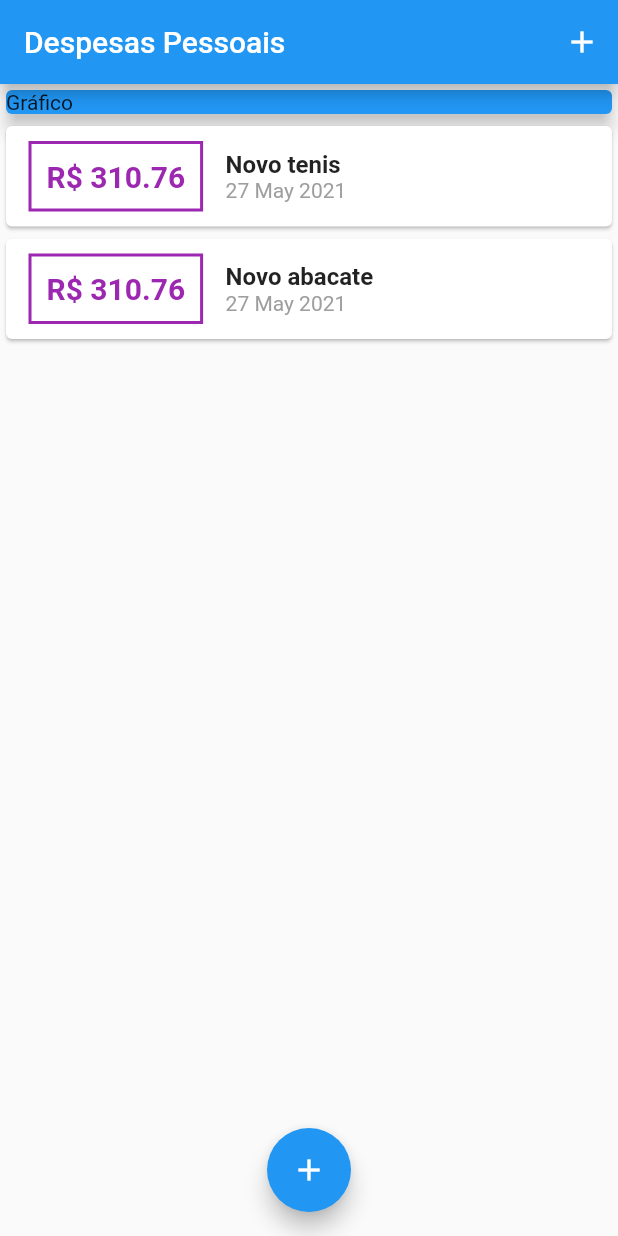
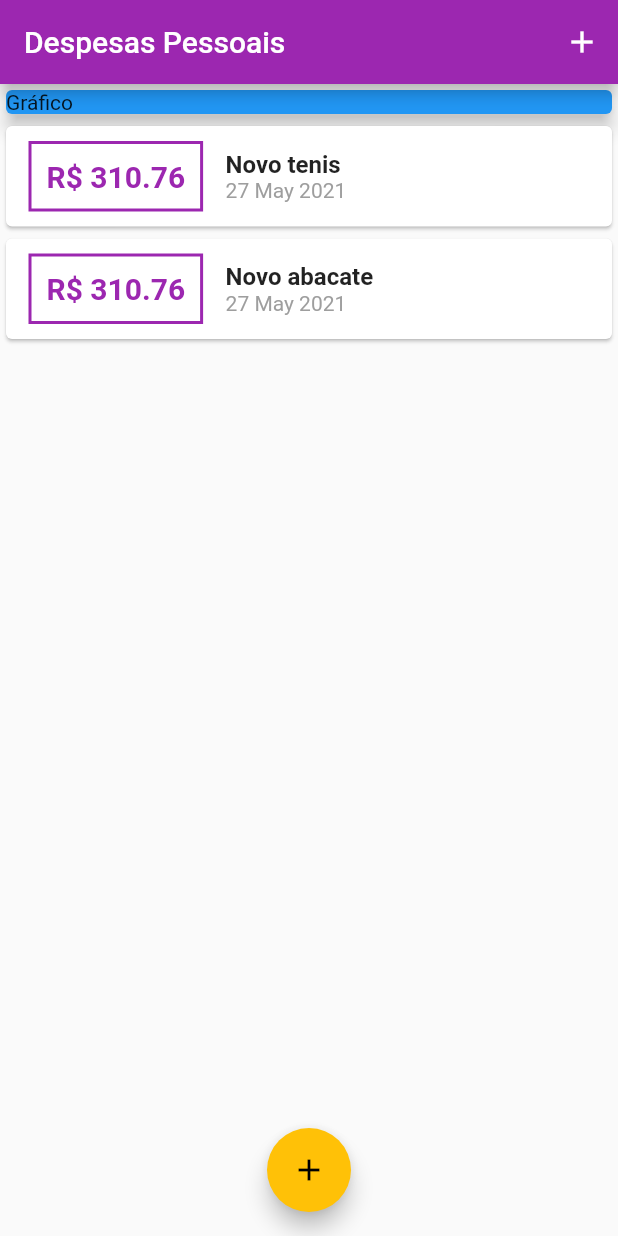
Before and after one commit to ojoaovitoraraujo/expenses-flutter, a Flutter app: the screen it shows after launch, on a phone screen of 412 x 824 dp. Run offline on Flutter 3.47's test engine with Material 2 defaults, Android fonts, the phone set to English and light mode, and no system bars.

Commit message:
set ThemeData

```diff
--- a/lib/components/transaction_list.dart
+++ b/lib/components/transaction_list.dart
@@ -3,7 +3,6 @@ import '../models/transaction.dart';
 import 'package:intl/intl.dart';
 
 class TransactionList extends StatelessWidget {
-
   final List<Transaction> transactions;
 
   TransactionList(this.transactions);
@@ -14,22 +13,25 @@ class TransactionList extends StatelessWidget {
       height: 300,
       child: ListView.builder(
           itemCount: transactions.length,
-        itemBuilder: (ctx, index){
+          itemBuilder: (ctx, index) {
             final tr = transactions[index];
             return Card(
               child: Row(
                 children: <Widget>[
                   Container(
-                  margin:
-                      EdgeInsets.symmetric(horizontal: 15, vertical: 10),
+                    margin: EdgeInsets.symmetric(horizontal: 15, vertical: 10),
                     decoration: BoxDecoration(
-                      border: Border.all(color: Colors.purple, width: 2)),
+                      border: Border.all(
+                        color: Theme.of(context).primaryColor,
+                        width: 2,
+                      ),
+                    ),
                     padding: EdgeInsets.all(10),
                     child: Text('R\$ ${tr.value.toStringAsFixed(2)}',
                         style: TextStyle(
                             fontWeight: FontWeight.bold,
                             fontSize: 20,
-                          color: Colors.purple)),
+                            color: Theme.of(context).primaryColor,)),
                   ),
                   Column(
                     crossAxisAlignment: CrossAxisAlignment.start,
@@ -52,8 +54,7 @@ class TransactionList extends StatelessWidget {
                 ],
               ),
             );
-        }
-      ),
+          }),
     );
   }
 }
--- a/lib/main.dart
+++ b/lib/main.dart
@@ -13,6 +13,10 @@ class ExpensesApp extends StatelessWidget {
   Widget build(BuildContext context) {
     return MaterialApp(
       home: MyHomePage(),
+      theme: ThemeData(
+        primarySwatch: Colors.purple,
+        accentColor: Colors.amber,
+      )
     );
   }
 }
@@ -41,15 +45,6 @@ class _MyHomePageState extends State<MyHomePage> {
     ),
   ];
 
-  _openTransactionFormModal(BuildContext context){
-    showModalBottomSheet(
-      context: context,
-      builder: (_){
-        return TransactionForm(null);
-      },
-    );
-  }
-
   _addTransaction(String title, double value){
     final newTransaction = Transaction(
       id: Random().nextDouble().toString(),
@@ -61,6 +56,17 @@ class _MyHomePageState extends State<MyHomePage> {
     setState((){
       _transactions.add(newTransaction);
     });
+
+    Navigator.of(context).pop();
+  }
+
+  _openTransactionFormModal(BuildContext context){
+    showModalBottomSheet(
+      context: context,
+      builder: (_){
+        return TransactionForm(_addTransaction);
+      },
+    );
   }
 
   @override
```
Also changed, not shown: lib/components/transaction_form.dart (+11 -5 lines). Lines whose indentation alone changed are shown as unchanged.
